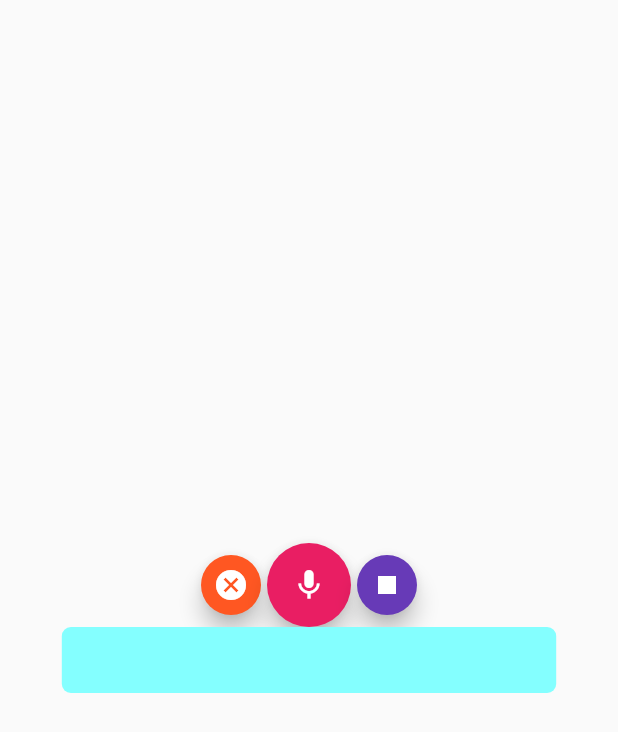
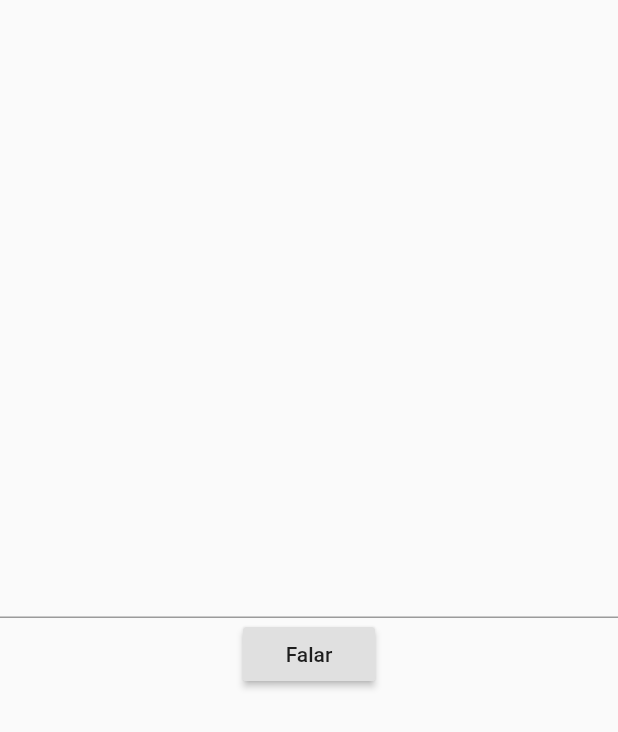
Before and after one commit to Skema1114/FlutterSpeech, a Flutter app: the screen it shows after launch, on a phone screen of 412 x 824 dp. Shown: the top 732 px of the screen. Run offline on Flutter 3.47's test engine with Material 2 defaults, Android fonts, the phone set to English and light mode, and no system bars; our stand-ins replace flutter_tts.

Commit message:
Seguindo tutorial do video https://www.youtube.com/watch?v=WnJZOi57oTY

```diff
--- a/lib/main.dart
+++ b/lib/main.dart
@@ -1,8 +1,9 @@
 import 'package:flutter/material.dart';
-import 'package:speech_recognition/speech_recognition.dart';
+import 'package:flutter_tts/flutter_tts.dart';
 
 //REF
 //https://www.youtube.com/watch?v=-rQ_OmPj300
+//https://www.youtube.com/watch?v=WnJZOi57oTY
 
 void main() => runApp(flutterSpech());
 
@@ -11,119 +12,40 @@ class flutterSpech extends StatelessWidget {
   @override
   Widget build(BuildContext context) {
     return MaterialApp(
-      home: VoiceHome(),
+      home: Scaffold(
+        body: FlutterTextSpeech(),
+      ),
     );
   }
 }
 
-class VoiceHome extends StatefulWidget {
-  @override
-  _VoiceHomeState createState() => _VoiceHomeState();
-}
-
-class _VoiceHomeState extends State<VoiceHome> {
-  SpeechRecognition _speechRecognition;
-  bool _isAvaliable = false;
-  bool _isListening = false;
-
-  String resultText = '';
-
-  @override
-  void initState() {
-    // TODO: implement initState
-    super.initState();
-    initSpeechRecognizer();
-  }
-
-  void initSpeechRecognizer() {
-    _speechRecognition = SpeechRecognition();
-    _speechRecognition.setAvailabilityHandler(
-      (bool result) => setState(() => _isAvaliable = result),
-    );
-    _speechRecognition.setRecognitionStartedHandler(
-      () => setState(() => _isListening = true),
-    );
-    _speechRecognition.setRecognitionResultHandler(
-      (String speech) => setState(() => resultText = speech),
-    );
-    _speechRecognition.setRecognitionCompleteHandler(
-      () => setState(() => _isListening = false),
-    );
-    _speechRecognition.activate().then(
-          (result) => setState(() => _isAvaliable = result),
-        );
-  }
+class FlutterTextSpeech extends StatelessWidget {
+  final FlutterTts flutterTts = FlutterTts();
 
   @override
   Widget build(BuildContext context) {
-    return Scaffold(
-      body: Container(
-        child: Column(
-          mainAxisAlignment: MainAxisAlignment.center,
-          crossAxisAlignment: CrossAxisAlignment.center,
-          children: <Widget>[
-            Row(
-              mainAxisAlignment: MainAxisAlignment.center,
-              children: <Widget>[
-                FloatingActionButton(
-                  mini: true,
-                  backgroundColor: Colors.deepOrange,
-                  onPressed: () {
-                    if (_isListening) {
-                      _speechRecognition.cancel().then(
-                            (result) => setState(() {
-                              _isListening = result;
-                              resultText = "";
-                            }),
-                          );
-                    }
-                  },
-                  child: Icon(Icons.cancel),
-                ),
-                FloatingActionButton(
-                  backgroundColor: Colors.pink,
-                  onPressed: () {
-                    if (_isAvaliable && !_isListening) {
-                      _speechRecognition
-                          .listen(
-                            locale: "en_US",
-                          )
-                          .then((result) => print('$result'));
-                    }
-                  },
-                  child: Icon(Icons.mic),
-                ),
-                FloatingActionButton(
-                  mini: true,
-                  backgroundColor: Colors.deepPurple,
-                  onPressed: () {
-                    if (_isListening) {
-                      _speechRecognition.stop().then(
-                            (result) => setState(() => _isListening = result),
-                          );
-                    }
-                  },
-                  child: Icon(Icons.stop),
-                ),
-              ],
-            ),
-            Container(
-              width: MediaQuery.of(context).size.width * 0.8,
-              decoration: BoxDecoration(
-                color: Colors.cyanAccent[100],
-                borderRadius: BorderRadius.circular(6.0),
-              ),
-              padding: EdgeInsets.symmetric(
-                vertical: 8.0,
-                horizontal: 12.0,
-              ),
-              child: Text(
-                resultText,
-                style: TextStyle(fontSize: 24.0),
-              ),
-            )
-          ],
-        ),
+    TextEditingController textEditingController = TextEditingController();
+
+    Future _speak(String text) async {
+      //print(await flutterTts.getLanguages);
+      await flutterTts.setLanguage("pt-BR");
+      await flutterTts.setPitch(1);
+      await flutterTts.speak(text);
+    }
+
+    return Container(
+      alignment: Alignment.center,
+      child: Column(
+        mainAxisSize: MainAxisSize.min,
+        children: <Widget>[
+          TextFormField(
+            controller: textEditingController,
+          ),
+          RaisedButton(
+            child: Text("Falar"),
+            onPressed: () => _speak(textEditingController.text),
+          ),
+        ],
       ),
     );
   }
--- a/pubspec.yaml
+++ b/pubspec.yaml
@@ -24,6 +24,7 @@ dependencies:
   # Use with the CupertinoIcons class for iOS style icons.
   cupertino_icons: ^0.1.2
   speech_recognition: ^0.3.0+1
+  flutter_tts: ^0.8.7
 
 dev_dependencies:
   flutter_test:
```
Also changed, not shown: pubspec.lock, 1 other file.
